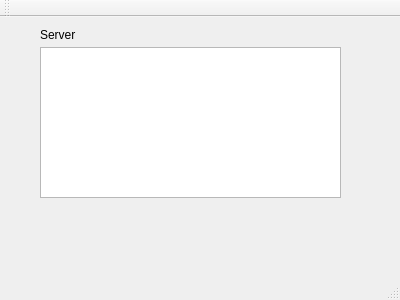
This is server/mainwindow.ui in dantrim/test-client-server as Qt 5 draws it before an edit. The edited form follows.
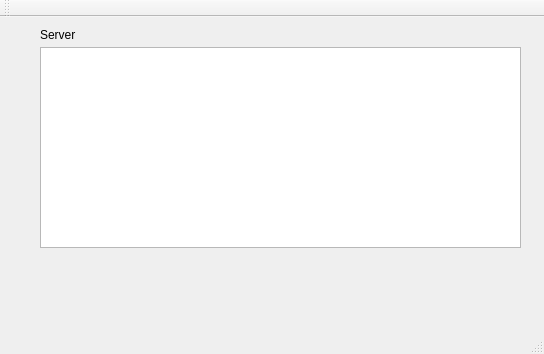
This is the edited form.

What changed in the file:
```diff
--- a/server/mainwindow.ui
+++ b/server/mainwindow.ui
@@ -6,8 +6,8 @@
    <rect>
     <x>0</x>
     <y>0</y>
-    <width>400</width>
-    <height>300</height>
+    <width>544</width>
+    <height>354</height>
    </rect>
   </property>
   <property name="windowTitle">
@@ -19,8 +19,8 @@
      <rect>
       <x>40</x>
       <y>30</y>
-      <width>301</width>
-      <height>151</height>
+      <width>481</width>
+      <height>201</height>
      </rect>
     </property>
    </widget>
```
Left out of the diff: 2 changed lines with no effect on the pictures.
